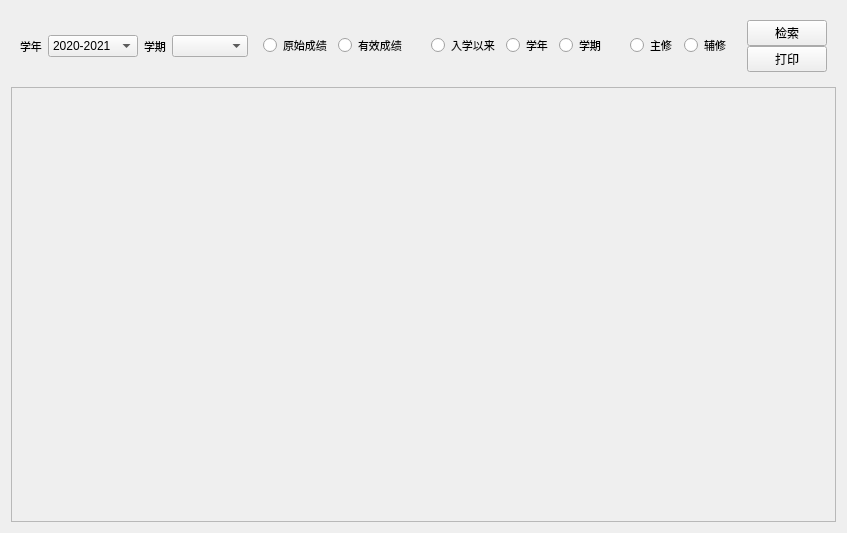
This is Qt-Zhku-Client/QueryScore_Ui.ui in yujiecong/Qt-Zhku-Client as Qt 5 draws it before an edit. The edited form follows.
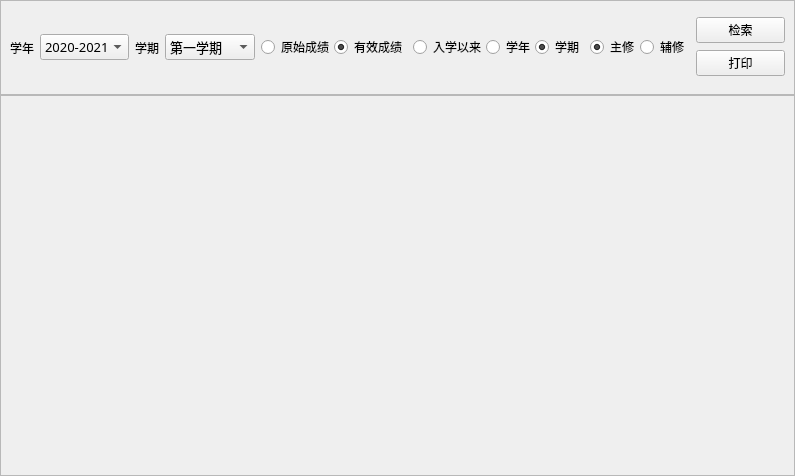
This is the edited form.

Patch:
```diff
--- a/Qt-Zhku-Client/QueryScore_Ui.ui
+++ b/Qt-Zhku-Client/QueryScore_Ui.ui
@@ -6,17 +6,71 @@
    <rect>
     <x>0</x>
     <y>0</y>
-    <width>847</width>
-    <height>533</height>
+    <width>795</width>
+    <height>476</height>
    </rect>
   </property>
+  <property name="sizePolicy">
+   <sizepolicy hsizetype="Preferred" vsizetype="Preferred">
+    <horstretch>0</horstretch>
+    <verstretch>0</verstretch>
+   </sizepolicy>
+  </property>
   <property name="windowTitle">
    <string>Form</string>
   </property>
-  <layout class="QVBoxLayout" name="verticalLayout">
+  <layout class="QVBoxLayout" name="verticalLayout" stretch="1,4">
+   <property name="spacing">
+    <number>0</number>
+   </property>
+   <property name="leftMargin">
+    <number>0</number>
+   </property>
+   <property name="topMargin">
+    <number>0</number>
+   </property>
+   <property name="rightMargin">
+    <number>0</number>
+   </property>
+   <property name="bottomMargin">
+    <number>0</number>
+   </property>
+   <item>
+    <widget class="QScrollArea" name="scrollArea_2">
+     <property name="verticalScrollBarPolicy">
+      <enum>Qt::ScrollBarAlwaysOff</enum>
+     </property>
+     <property name="horizontalScrollBarPolicy">
+      <enum>Qt::ScrollBarAsNeeded</enum>
+     </property>
+     <property name="widgetResizable">
+      <bool>true</bool>
+     </property>
+     <widget class="QWidget" name="scrollAreaWidgetContents_2">
+      <property name="geometry">
+       <rect>
+        <x>0</x>
+        <y>0</y>
+        <width>793</width>
+        <height>93</height>
+       </rect>
+      </property>
+      <layout class="QHBoxLayout" name="horizontalLayout_5">
    <item>
     <widget class="QWidget" name="widget_2" native="true">
      <layout class="QHBoxLayout" name="horizontalLayout_2">
+          <property name="leftMargin">
+           <number>0</number>
+          </property>
+          <property name="topMargin">
+           <number>0</number>
+          </property>
+          <property name="rightMargin">
+           <number>0</number>
+          </property>
+          <property name="bottomMargin">
+           <number>0</number>
+          </property>
       <item>
        <widget class="QLabel" name="label">
         <property name="sizePolicy">
@@ -28,7 +82,7 @@
         <property name="font">
          <font>
           <family>微软雅黑</family>
-          <pointsize>8</pointsize>
+              <pointsize>9</pointsize>
          </font>
         </property>
         <property name="text">
@@ -38,6 +92,12 @@
       </item>
       <item>
        <widget class="QComboBox" name="comboBox">
+            <property name="font">
+             <font>
+              <family>微软雅黑</family>
+              <pointsize>10</pointsize>
+             </font>
+            </property>
         <item>
          <property name="text">
           <string>2020-2021</string>
@@ -56,7 +116,7 @@
         <property name="font">
          <font>
           <family>微软雅黑</family>
-          <pointsize>8</pointsize>
+              <pointsize>9</pointsize>
          </font>
         </property>
         <property name="text">
@@ -65,17 +125,49 @@
        </widget>
       </item>
       <item>
-       <widget class="QComboBox" name="comboBox_3"/>
+           <widget class="QComboBox" name="comboBox_3">
+            <property name="font">
+             <font>
+              <family>微软雅黑</family>
+              <pointsize>10</pointsize>
+             </font>
+            </property>
+            <item>
+             <property name="text">
+              <string>第一学期</string>
+             </property>
+            </item>
+            <item>
+             <property name="text">
+              <string>第二学期</string>
+             </property>
+            </item>
+           </widget>
       </item>
       <item>
        <widget class="QWidget" name="widget" native="true">
         <layout class="QHBoxLayout" name="horizontalLayout">
+             <property name="spacing">
+              <number>0</number>
+             </property>
+             <property name="leftMargin">
+              <number>0</number>
+             </property>
+             <property name="topMargin">
+              <number>0</number>
+             </property>
+             <property name="rightMargin">
+              <number>0</number>
+             </property>
+             <property name="bottomMargin">
+              <number>0</number>
+             </property>
          <item>
           <widget class="QRadioButton" name="radioButton">
            <property name="font">
             <font>
              <family>微软雅黑</family>
-             <pointsize>8</pointsize>
+                 <pointsize>9</pointsize>
             </font>
            </property>
            <property name="text">
@@ -88,12 +180,15 @@
            <property name="font">
             <font>
              <family>微软雅黑</family>
-             <pointsize>8</pointsize>
+                 <pointsize>9</pointsize>
             </font>
            </property>
            <property name="text">
             <string>有效成绩</string>
            </property>
+               <property name="checked">
+                <bool>true</bool>
+               </property>
           </widget>
          </item>
         </layout>
@@ -102,12 +197,27 @@
       <item>
        <widget class="QWidget" name="widget_4" native="true">
         <layout class="QHBoxLayout" name="horizontalLayout_4">
+             <property name="spacing">
+              <number>0</number>
+             </property>
+             <property name="leftMargin">
+              <number>0</number>
+             </property>
+             <property name="topMargin">
+              <number>0</number>
+             </property>
+             <property name="rightMargin">
+              <number>0</number>
+             </property>
+             <property name="bottomMargin">
+              <number>0</number>
+             </property>
          <item>
           <widget class="QRadioButton" name="radioButton_3">
            <property name="font">
             <font>
              <family>微软雅黑</family>
-             <pointsize>8</pointsize>
+                 <pointsize>9</pointsize>
             </font>
            </property>
            <property name="text">
@@ -120,7 +230,7 @@
            <property name="font">
             <font>
              <family>微软雅黑</family>
-             <pointsize>8</pointsize>
+                 <pointsize>9</pointsize>
             </font>
            </property>
            <property name="text">
@@ -133,12 +243,15 @@
            <property name="font">
             <font>
              <family>微软雅黑</family>
-             <pointsize>8</pointsize>
+                 <pointsize>9</pointsize>
             </font>
            </property>
            <property name="text">
             <string>学期</string>
            </property>
+               <property name="checked">
+                <bool>true</bool>
+               </property>
           </widget>
          </item>
         </layout>
@@ -146,18 +259,41 @@
       </item>
       <item>
        <widget class="QWidget" name="widget_3" native="true">
+            <property name="font">
+             <font>
+              <pointsize>9</pointsize>
+             </font>
+            </property>
         <layout class="QHBoxLayout" name="horizontalLayout_3">
+             <property name="spacing">
+              <number>0</number>
+             </property>
+             <property name="leftMargin">
+              <number>0</number>
+             </property>
+             <property name="topMargin">
+              <number>0</number>
+             </property>
+             <property name="rightMargin">
+              <number>0</number>
+             </property>
+             <property name="bottomMargin">
+              <number>0</number>
+             </property>
          <item>
           <widget class="QRadioButton" name="radioButton_6">
            <property name="font">
             <font>
              <family>微软雅黑</family>
-             <pointsize>8</pointsize>
+                 <pointsize>9</pointsize>
             </font>
            </property>
            <property name="text">
             <string>主修</string>
            </property>
+               <property name="checked">
+                <bool>true</bool>
+               </property>
           </widget>
          </item>
          <item>
@@ -165,7 +301,7 @@
            <property name="font">
             <font>
              <family>微软雅黑</family>
-             <pointsize>8</pointsize>
+                 <pointsize>9</pointsize>
             </font>
            </property>
            <property name="text">
@@ -214,6 +350,10 @@
      </layout>
     </widget>
    </item>
+      </layout>
+     </widget>
+    </widget>
+   </item>
    <item>
     <widget class="QScrollArea" name="scrollArea">
      <property name="widgetResizable">
@@ -224,8 +364,8 @@
        <rect>
         <x>0</x>
         <y>0</y>
-        <width>827</width>
-        <height>443</height>
+        <width>793</width>
+        <height>379</height>
        </rect>
       </property>
      </widget>
```
Lines whose indentation alone changed are shown as unchanged.
